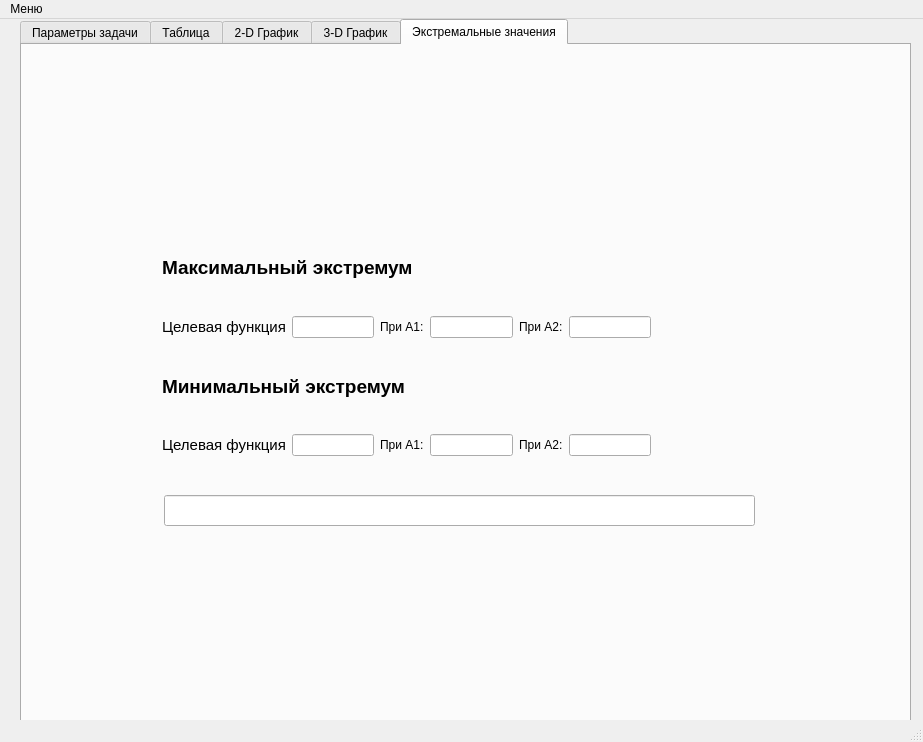
This is optimization_methods/windows/mainWindows/userWindow1_ui.ui in iam-nii/NRS-01 as Qt 5 draws it before an edit. The edited form follows.
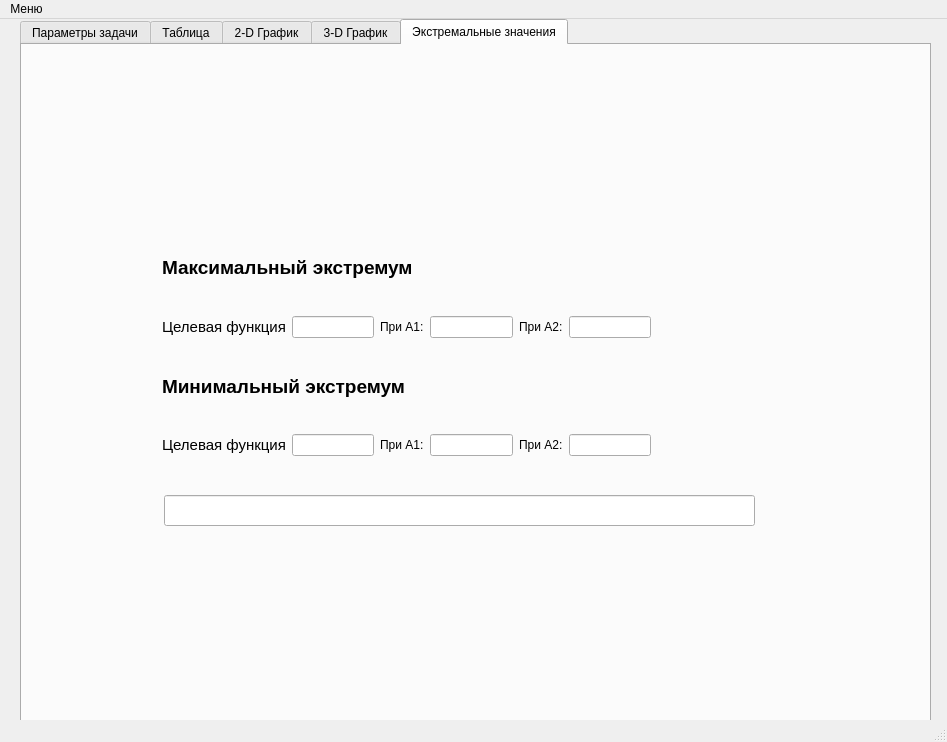
This is the edited form. The open tabs and pages were chosen to show the change.

Commit message: fix 2d graph and add line of equal values

Patch:
```diff
--- a/optimization_methods/windows/mainWindows/userWindow1_ui.ui
+++ b/optimization_methods/windows/mainWindows/userWindow1_ui.ui
@@ -6,7 +6,7 @@
    <rect>
     <x>0</x>
     <y>0</y>
-    <width>923</width>
+    <width>947</width>
     <height>742</height>
    </rect>
   </property>
@@ -19,7 +19,7 @@
      <rect>
       <x>20</x>
       <y>0</y>
-      <width>891</width>
+      <width>911</width>
       <height>761</height>
      </rect>
     </property>
@@ -730,7 +730,7 @@
        </rect>
       </property>
      </widget>
-     <widget class="QWidget" name="">
+     <widget class="QWidget" name="layoutWidget">
       <property name="geometry">
        <rect>
         <x>140</x>
@@ -888,7 +888,7 @@
     <rect>
      <x>0</x>
      <y>0</y>
-     <width>923</width>
+     <width>947</width>
      <height>20</height>
     </rect>
    </property>
```
The commit also changes 2 other files.
